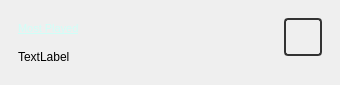
Above: src/playlistwidget.ui from knowthelist/knowthelist before the change. Below: the same form after it.
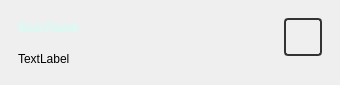
That is the form after the change. Icons and pictures are not drawn.

Patch:
```diff
--- a/src/playlistwidget.ui
+++ b/src/playlistwidget.ui
@@ -87,6 +87,12 @@
          <enum>QFrame::Raised</enum>
         </property>
         <layout class="QVBoxLayout" name="verticalLayout">
+         <property name="topMargin">
+          <number>4</number>
+         </property>
+         <property name="bottomMargin">
+          <number>4</number>
+         </property>
          <item>
           <widget class="QLabel" name="lblName">
            <property name="toolTip">
```
